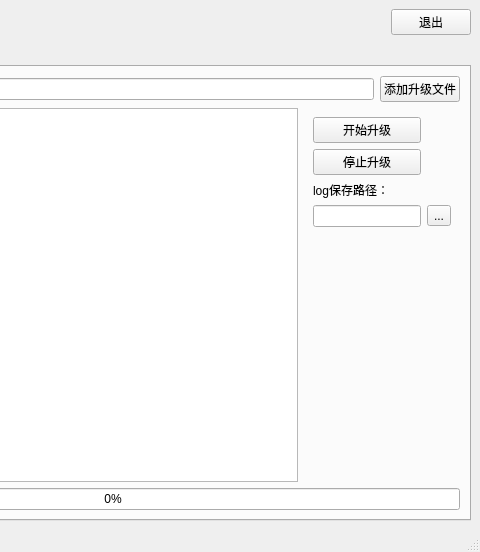
Qt form mainwindow.ui (Q3Init/rrcom) before a commit; both pictures show x 254 to 734 and y 0 to 552 of the 734 by 552 pixel window.
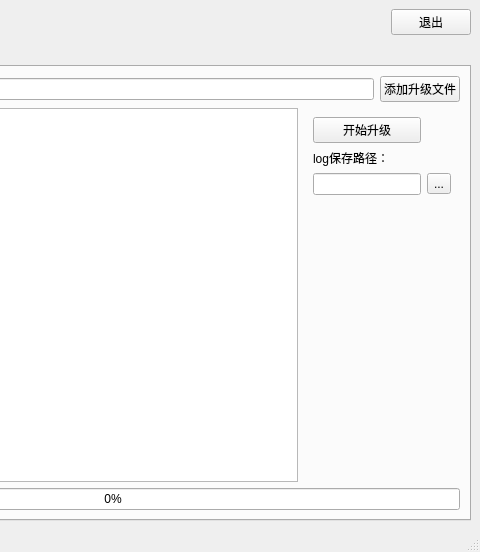
The same form after that commit.

What changed in the file:
```diff
--- a/mainwindow.ui
+++ b/mainwindow.ui
@@ -150,13 +150,6 @@
             </widget>
            </item>
            <item row="1" column="0">
-            <widget class="QPushButton" name="stop_ota_btn">
-             <property name="text">
-              <string>停止升级</string>
-             </property>
-            </widget>
-           </item>
-           <item row="2" column="0">
             <widget class="QLabel" name="label_3">
              <property name="text">
               <string>log保存路径：</string>
@@ -164,16 +157,6 @@
             </widget>
            </item>
            <item row="3" column="0">
-            <widget class="QLineEdit" name="log_file_name_edit"/>
-           </item>
-           <item row="3" column="1">
-            <widget class="QToolButton" name="open_log_file_btn">
-             <property name="text">
-              <string>...</string>
-             </property>
-            </widget>
-           </item>
-           <item row="4" column="0">
             <spacer name="verticalSpacer_2">
              <property name="orientation">
               <enum>Qt::Orientation::Vertical</enum>
@@ -186,6 +169,16 @@
              </property>
             </spacer>
            </item>
+           <item row="2" column="1">
+            <widget class="QToolButton" name="open_log_file_btn">
+             <property name="text">
+              <string>...</string>
+             </property>
+            </widget>
+           </item>
+           <item row="2" column="0">
+            <widget class="QLineEdit" name="log_file_name_edit"/>
+           </item>
           </layout>
          </widget>
         </item>
```
Left out of the diff: 9 changed lines with no effect on the pictures.
